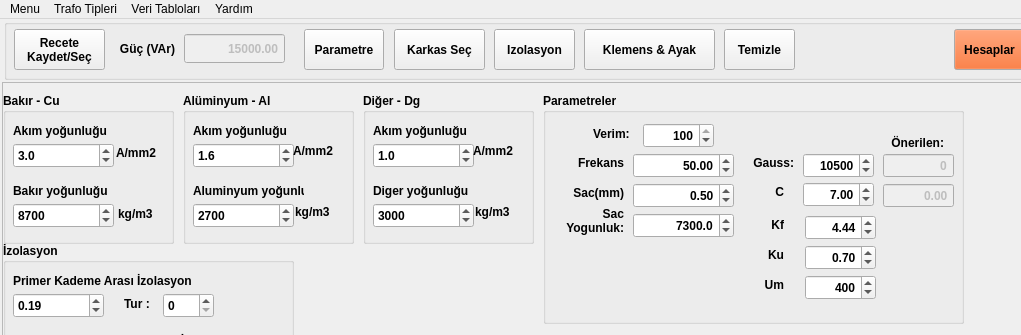
yavuzbektas/transformator_calc, file QT_file/mainsok_monofaz.ui: the form before one commit; both pictures show x 0 to 1021 and y 0 to 335 of the 1352 by 615 pixel window.
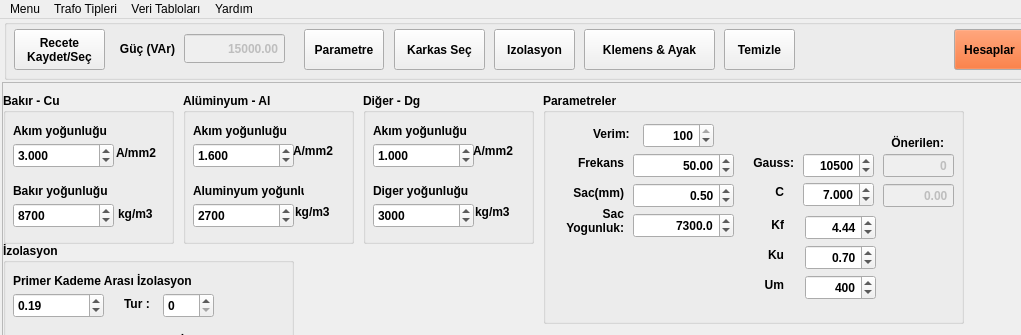
The form after the commit. The open tabs and pages were chosen to show the change. Icons and pictures are not drawn.

```diff
--- a/QT_file/mainsok_monofaz.ui
+++ b/QT_file/mainsok_monofaz.ui
@@ -3805,6 +3805,12 @@
        <property name="alignment">
         <set>Qt::AlignRight|Qt::AlignTrailing|Qt::AlignVCenter</set>
        </property>
+       <property name="decimals">
+        <number>3</number>
+       </property>
+       <property name="singleStep">
+        <double>0.500000000000000</double>
+       </property>
        <property name="value">
         <double>7.000000000000000</double>
        </property>
@@ -4345,7 +4351,13 @@
         </rect>
        </property>
        <property name="decimals">
-        <number>1</number>
+        <number>3</number>
+       </property>
+       <property name="maximum">
+        <double>999.990000000000009</double>
+       </property>
+       <property name="singleStep">
+        <double>0.100000000000000</double>
        </property>
        <property name="value">
         <double>1.000000000000000</double>
@@ -4481,7 +4493,13 @@
         </rect>
        </property>
        <property name="decimals">
-        <number>1</number>
+        <number>3</number>
+       </property>
+       <property name="maximum">
+        <double>999.990000000000009</double>
+       </property>
+       <property name="singleStep">
+        <double>0.100000000000000</double>
        </property>
        <property name="value">
         <double>1.600000000000000</double>
@@ -4617,7 +4635,13 @@
         </rect>
        </property>
        <property name="decimals">
-        <number>1</number>
+        <number>3</number>
+       </property>
+       <property name="maximum">
+        <double>999.990000000000009</double>
+       </property>
+       <property name="singleStep">
+        <double>0.100000000000000</double>
        </property>
        <property name="value">
         <double>3.000000000000000</double>
```
Left out of the diff: 19 changed lines with no effect on the pictures.
